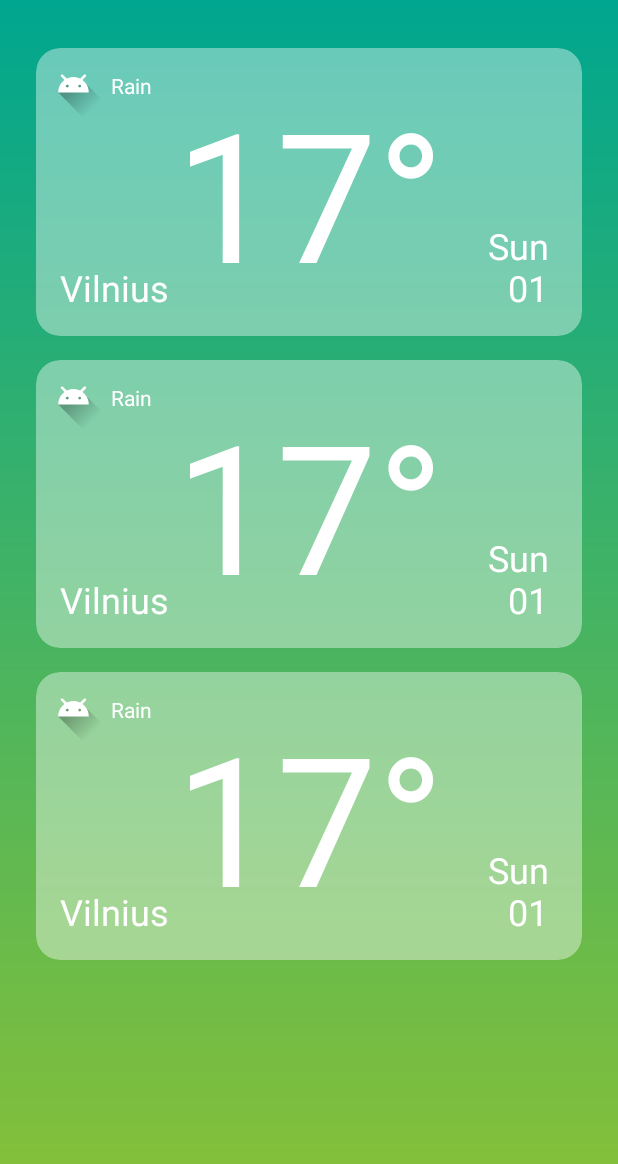
After one commit to narkusv/Open-Weather-Map-demo, an Android app: the layout fragment_history.xml on its own in the app's theme, with its tools: preview values and no code run, on a phone screen of 412 x 824 dp. The commit adds this screen. Shown: the top 1164 px of the screen. Run offline under Robolectric (Android 15) with nearby library versions, the phone set to English and light mode, and no system bars; network calls fail.

Commit message:
Simplify temperaturetype setting, add history fragment

```diff
--- a/app/src/main/java/lt/vn/openweathermapcleanmvvm/di/AppModule.kt
+++ b/app/src/main/java/lt/vn/openweathermapcleanmvvm/di/AppModule.kt
@@ -2,10 +2,12 @@ package lt.vn.openweathermapcleanmvvm.di
 
 import lt.vn.openweathermapcleanmvvm.weather.HomeViewModel
 import lt.vn.openweathermapcleanmvvm.weather.detail.DetailViewModel
+import lt.vn.openweathermapcleanmvvm.weather.history.HistoryViewModel
 import org.koin.android.viewmodel.dsl.viewModel
 import org.koin.dsl.module
 
 val appModule = module {
     viewModel { HomeViewModel() }
+    viewModel { HistoryViewModel(get()) }
     viewModel { (city: String) -> DetailViewModel(city, get()) }
 }
--- a/app/src/main/java/lt/vn/openweathermapcleanmvvm/weather/HomeFragment.kt
+++ b/app/src/main/java/lt/vn/openweathermapcleanmvvm/weather/HomeFragment.kt
@@ -68,6 +68,9 @@ class HomeFragment : Fragment() {
         viewModel.showWeatherForCity.observe(this, Observer {
             findNavController().navigate(R.id.action_homeFragment_to_detailFragment, DetailFragmentArgs(it.city).toBundle())
         })
+        viewModel.showWeatherHistory.observe(this, Observer {
+            findNavController().navigate(R.id.action_homeFragment_to_historyFragment)
+        })
     }
 
     private fun handleInvalidCityNameError() {
--- a/app/src/main/java/lt/vn/openweathermapcleanmvvm/weather/HomeViewModel.kt
+++ b/app/src/main/java/lt/vn/openweathermapcleanmvvm/weather/HomeViewModel.kt
@@ -8,6 +8,7 @@ class HomeViewModel : ViewModel() {
 
     val error = SingleLiveEvent<Error>()
     val showWeatherForCity = SingleLiveEvent<ShowWeatherForCity>()
+    val showWeatherHistory = SingleLiveEvent<Unit>()
     val city = MutableLiveData<String>().apply { value = "" }
 
     fun onNext() {
@@ -18,6 +19,10 @@ class HomeViewModel : ViewModel() {
         showWeatherForCity.value = ShowWeatherForCity(city.value!!)
     }
 
+    fun onOpenHistory() {
+        showWeatherHistory()
+    }
+
     private fun isValidCityName(city: String) = city.isNotEmpty()
 
     data class ShowWeatherForCity(val city: String)
--- a/app/src/main/res/layout/fragment_detail.xml
+++ b/app/src/main/res/layout/fragment_detail.xml
@@ -53,7 +53,6 @@
             app:date="@{Formatter.convertLongToTimeString(viewModel.weatherData.dateTime)}"
             app:iconEndpoint="@{viewModel.weatherData.iconEndpoint}"
             app:status="@{viewModel.weatherData.description}"
-            app:temperature="@{Formatter.formatTemperatureString(String.valueOf(viewModel.weatherData.temperature))}"
-            app:temperatureType="@{viewModel.temperatureType}" />
+            app:temperature="@{viewModel.weatherData.temperature}" />
     </androidx.constraintlayout.widget.ConstraintLayout>
 </layout>
--- /dev/null
+++ b/app/src/main/res/layout/fragment_history.xml
@@ -0,0 +1,19 @@
+<?xml version="1.0" encoding="utf-8"?>
+<layout>
+
+    <data>
+
+        <variable
+            name="viewModel"
+            type="lt.vn.openweathermapcleanmvvm.weather.history.HistoryViewModel" />
+    </data>
+
+    <androidx.recyclerview.widget.RecyclerView xmlns:android="http://schemas.android.com/apk/res/android"
+        xmlns:tools="http://schemas.android.com/tools"
+        android:id="@+id/rvHistory"
+        android:layout_width="match_parent"
+        android:layout_height="match_parent"
+        android:layout_margin="@dimen/margin_l"
+        android:orientation="vertical"
+        tools:listitem="@layout/view_weather_item" />
+</layout>
--- a/app/src/main/res/layout/view_weather_item.xml
+++ b/app/src/main/res/layout/view_weather_item.xml
@@ -5,9 +5,7 @@
 
     <data>
 
-        <variable
-            name="temperatureType"
-            type="lt.vn.openweathermapcleanmvvm.weather.detail.DetailViewModel.TemperatureType" />
+        <import type="lt.vn.openweathermapcleanmvvm.Formatter" />
 
         <variable
             name="iconEndpoint"
@@ -19,7 +17,7 @@
 
         <variable
             name="temperature"
-            type="String" />
+            type="Integer" />
 
         <variable
             name="city"
@@ -33,6 +31,8 @@
     <androidx.cardview.widget.CardView
         android:layout_width="match_parent"
         android:layout_height="@dimen/default_card_item_height"
+        android:layout_marginTop="@dimen/margin_s"
+        android:layout_marginBottom="@dimen/margin_s"
         android:orientation="vertical"
         app:cardBackgroundColor="@color/bg_card_background"
         app:cardCornerRadius="@dimen/default_card_corner_radius"
@@ -72,7 +72,7 @@
                 android:autoSizeMaxTextSize="@dimen/weather_item_card_max_font_size"
                 android:autoSizeTextType="uniform"
                 android:gravity="center"
-                android:text="@{temperature}"
+                android:text="@{Formatter.formatTemperatureString(String.valueOf(temperature))}"
                 android:textAppearance="?textAppearanceBody1"
                 android:textSize="@dimen/weather_item_card_max_font_size"
                 app:highTemperatureColor="@{@color/red}"
@@ -84,7 +84,7 @@
                 app:layout_constraintWidth_default="wrap"
                 app:lowTemperatureColor="@{@color/green}"
                 app:midTemperatureColor="@{@color/yellow}"
-                app:temperatureType="@{temperatureType}"
+                app:temperature="@{temperature}"
                 tools:text="17°" />
 
             <TextView
@@ -102,7 +102,7 @@
                 app:layout_constraintWidth_default="wrap"
                 app:lowTemperatureColor="@{@color/yellow}"
                 app:midTemperatureColor="@{@color/red}"
-                app:temperatureType="@{temperatureType}"
+                app:temperature="@{temperature}"
                 tools:text="Vilnius" />
 
             <TextView
@@ -121,7 +121,7 @@
                 app:layout_constraintWidth_default="wrap"
                 app:lowTemperatureColor="@{@color/red}"
                 app:midTemperatureColor="@{@color/green}"
-                app:temperatureType="@{temperatureType}"
+                app:temperature="@{temperature}"
                 tools:text="Sun \n 01" />
         </androidx.constraintlayout.widget.ConstraintLayout>
     </androidx.cardview.widget.CardView>
```
Also changed, not shown: app/src/main/java/lt/vn/openweathermapcleanmvvm/Helper.kt (added, +15 -0 lines), app/src/main/java/lt/vn/openweathermapcleanmvvm/bindingadapters/bindingadapters/ViewBindingAdapters.kt (+9 -8 lines), app/src/main/java/lt/vn/openweathermapcleanmvvm/weather/detail/DetailViewModel.kt (+1 -19 lines), app/src/main/java/lt/vn/openweathermapcleanmvvm/weather/history/HistoryAdapter.kt (added, +65 -0 lines), app/src/main/java/lt/vn/openweathermapcleanmvvm/weather/history/HistoryFragment.kt (added, +39 -0 lines), app/src/main/java/lt/vn/openweathermapcleanmvvm/weather/history/HistoryViewModel.kt (added, +27 -0 lines), app/src/main/res/layout/fragment_home.xml (+9 -0 lines), app/src/main/res/navigation/navigation_weather.xml (+13 -0 lines).
